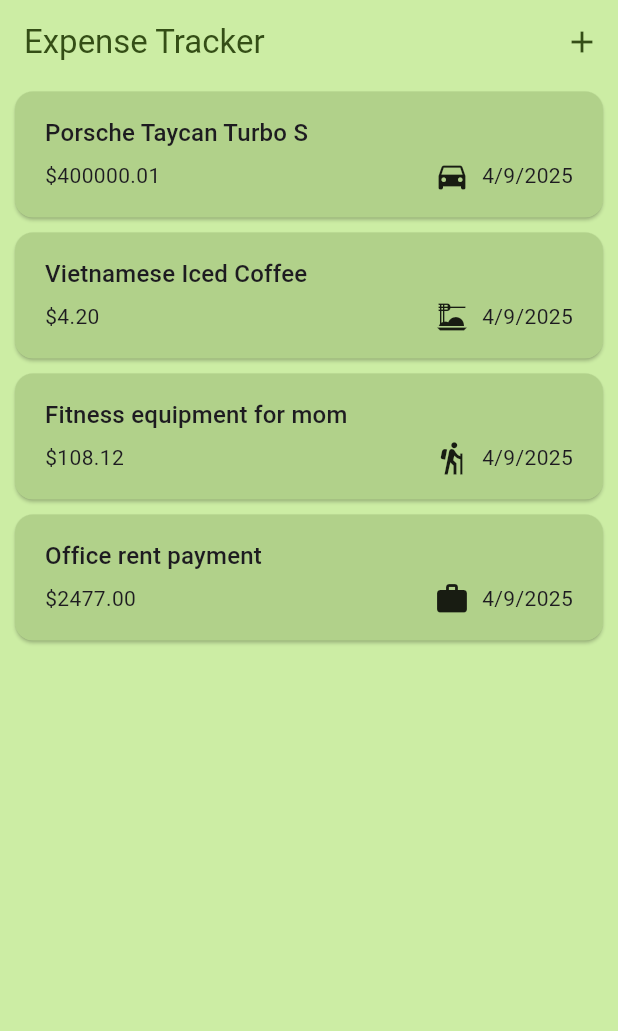
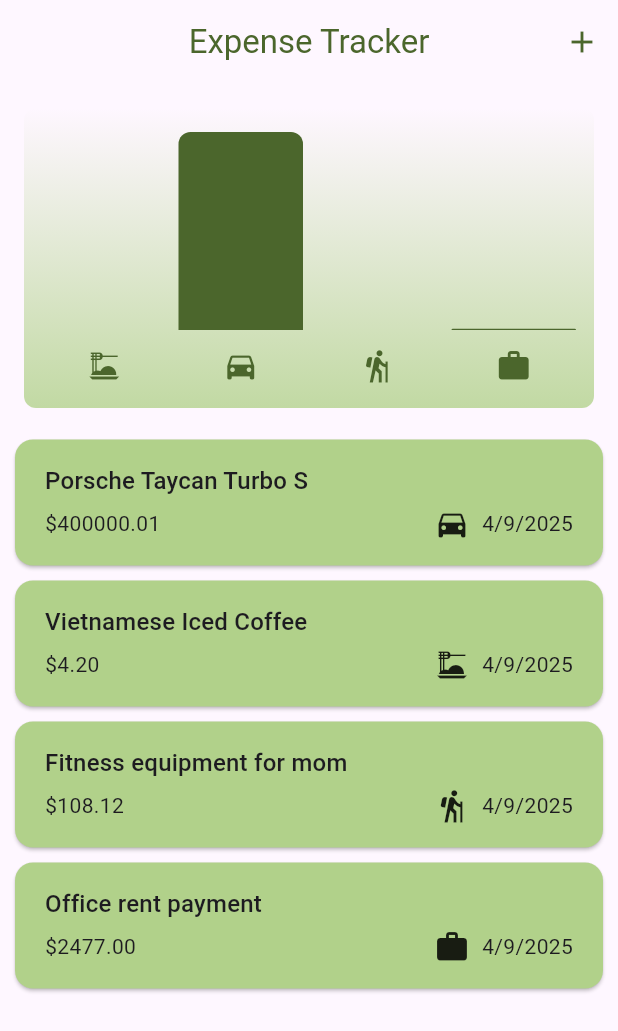
Before and after one commit to karanshah0206/expense_tracker, a Flutter app: the screen it shows after launch, on a phone screen of 412 x 824 dp. Shown: the top 1031 px of the screen. Run offline on Flutter 3.47's test engine with Material 3 defaults, Android fonts, the phone set to English and light mode, and no system bars.

Commit message:
Show chart on home and make it scrollable.

```diff
--- a/lib/main.dart
+++ b/lib/main.dart
@@ -1,5 +1,6 @@
 import 'package:expense_tracker/widgets/add_expense.dart';
-import 'package:expense_tracker/widgets/expense_list.dart';
+import 'package:expense_tracker/widgets/expense_by_category_chart.dart';
+import 'package:expense_tracker/widgets/expense_list_item.dart';
 import 'package:flutter/material.dart';
 import 'package:expense_tracker/model/expense.dart';
 
@@ -18,10 +19,10 @@ void main() {
       theme: ThemeData.light().copyWith(
         colorScheme: kLightColorScheme,
         appBarTheme: const AppBarTheme().copyWith(
-          foregroundColor: kLightColorScheme.onPrimaryContainer,
-          backgroundColor: kLightColorScheme.primaryContainer,
+          foregroundColor: kLightColorScheme.primary,
+          centerTitle: true,
+          backgroundColor: ThemeData.light().scaffoldBackgroundColor,
         ),
-        scaffoldBackgroundColor: kLightColorScheme.primaryContainer,
         cardTheme: const CardTheme().copyWith(
           color: kLightColorScheme.inversePrimary,
           margin: const EdgeInsets.symmetric(horizontal: 10, vertical: 5),
@@ -36,6 +37,8 @@ void main() {
         colorScheme: kDarkColorScheme,
         appBarTheme: const AppBarTheme().copyWith(
           foregroundColor: kDarkColorScheme.primary,
+          centerTitle: true,
+          backgroundColor: ThemeData.dark().scaffoldBackgroundColor,
         ),
         cardTheme: const CardTheme().copyWith(
           color: kDarkColorScheme.inversePrimary,
@@ -139,6 +142,23 @@ class _ExpenseTrackerAppState extends State<ExpenseTrackerApp> {
         ),
       ],
     ),
-    body: ExpenseList(expenses: _expenses, onRemoveExpense: _removeExpense),
+    body: ListView.builder(
+      itemCount: _expenses.length + 1,
+      itemBuilder:
+          (BuildContext context, int index) =>
+              index == 0
+                  ? ExpenseByCategoryChart(
+                    expenses: _expenses,
+                    colorScheme:
+                        MediaQuery.of(context).platformBrightness ==
+                                Brightness.dark
+                            ? kDarkColorScheme
+                            : kLightColorScheme,
+                  )
+                  : ExpenseListItem(
+                    expense: _expenses[index - 1],
+                    onDismiss: _removeExpense,
+                  ),
+    ),
   );
 }
--- a/lib/widgets/expense_list.dart
+++ /dev/null
@@ -1,45 +0,0 @@
-import 'package:expense_tracker/widgets/expense_list_item.dart';
-import 'package:expense_tracker/model/expense.dart';
-import 'package:flutter/material.dart';
-
-class ExpenseList extends StatelessWidget {
-  final void Function(Expense) onRemoveExpense;
-  final List<Expense> expenses;
-
-  const ExpenseList({
-    required this.expenses,
-    required this.onRemoveExpense,
-    super.key,
-  });
-
-  @override
-  Widget build(BuildContext context) => ListView.builder(
-    itemCount: expenses.length,
-    itemBuilder:
-        (BuildContext context, int index) => Dismissible(
-          key: ValueKey(expenses[index]),
-          onDismissed: (DismissDirection dismissDirection) {
-            onRemoveExpense(expenses[index]);
-          },
-          background: Container(
-            color: Theme.of(context).colorScheme.error,
-            child: Row(
-              children: [
-                SizedBox(width: 16),
-                Icon(
-                  Icons.delete_forever,
-                  color: Theme.of(context).colorScheme.onError,
-                ),
-                Spacer(),
-                Icon(
-                  Icons.delete_forever,
-                  color: Theme.of(context).colorScheme.onError,
-                ),
-                SizedBox(width: 16),
-              ],
-            ),
-          ),
-          child: ExpenseListItem(expenses[index]),
-        ),
-  );
-}
--- a/lib/widgets/expense_list_item.dart
+++ b/lib/widgets/expense_list_item.dart
@@ -2,12 +2,40 @@ import 'package:expense_tracker/model/expense.dart';
 import 'package:flutter/material.dart';
 
 class ExpenseListItem extends StatelessWidget {
+  final void Function(Expense) onDismiss;
   final Expense expense;
 
-  const ExpenseListItem(this.expense, {super.key});
+  const ExpenseListItem({
+    required this.expense,
+    required this.onDismiss,
+    super.key,
+  });
 
   @override
-  Widget build(BuildContext context) => Card(
+  Widget build(BuildContext context) => Dismissible(
+    key: ValueKey(expense),
+    onDismissed: (DismissDirection dismissDirection) {
+      onDismiss(expense);
+    },
+    background: Container(
+      color: Theme.of(context).colorScheme.error,
+      child: Row(
+        children: [
+          SizedBox(width: 16),
+          Icon(
+            Icons.delete_forever,
+            color: Theme.of(context).colorScheme.onError,
+          ),
+          Spacer(),
+          Icon(
+            Icons.delete_forever,
+            color: Theme.of(context).colorScheme.onError,
+          ),
+          SizedBox(width: 16),
+        ],
+      ),
+    ),
+    child: Card(
       child: Padding(
         padding: const EdgeInsets.symmetric(horizontal: 20, vertical: 16),
         child: Column(
@@ -31,5 +59,6 @@ class ExpenseListItem extends StatelessWidget {
           ],
         ),
       ),
+    ),
   );
 }
```
Lines whose indentation alone changed are shown as unchanged.
